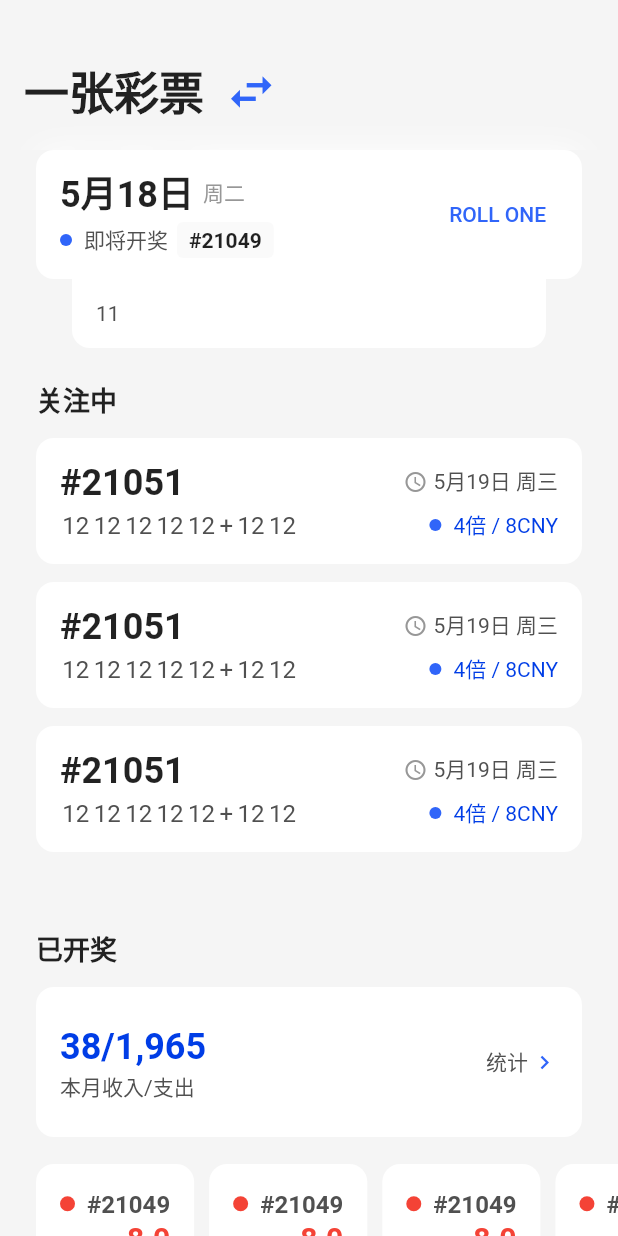
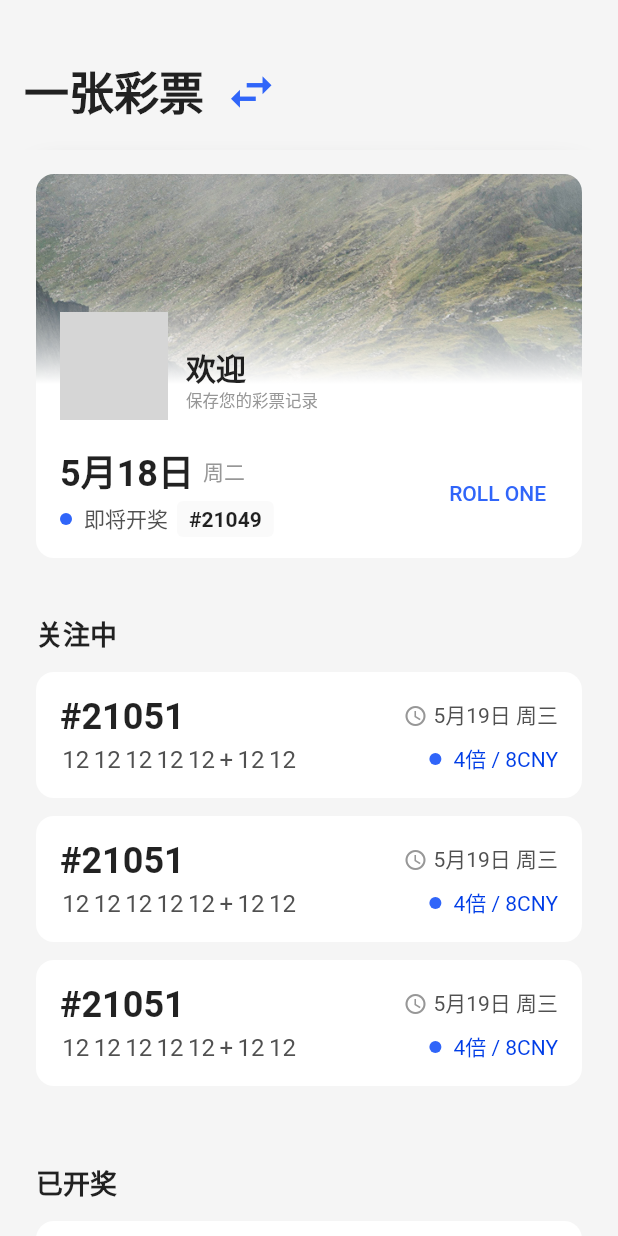
Before and after one commit to ShookLyngs/lyngs-donator, a Flutter app: the screen it shows after launch, on a phone screen of 412 x 824 dp. Run offline on Flutter 3.47's test engine with Material 2 defaults, Android fonts, the phone set to English and light mode, and no system bars; our stand-ins replace flutter_sticky_header, get; grey boxes are pictures that could not be loaded.

Commit message:
update(page/home): update styles.

```diff
--- a/lib/pages/home/today_actions.dart
+++ b/lib/pages/home/today_actions.dart
@@ -4,14 +4,91 @@ import 'widgets/radius_card.dart';
 class TodayActions extends StatelessWidget {
   @override
   Widget build(BuildContext context) {
-    return Padding(
-      padding: const EdgeInsets.symmetric(horizontal: 24),
-      child: Column(
+    return Column(
       children: [
         RadiusCard(
-            outerPadding: const EdgeInsets.all(0),
+          outerPadding: const EdgeInsets.symmetric(
+            horizontal: 24,
+            vertical: 16,
+          ),
+          innerPadding: const EdgeInsets.all(0),
+          child: Column(children: [
+            SizedBox(
+              height: 140,
+              child: Stack(
+                clipBehavior: Clip.none,
+                fit: StackFit.expand,
+                children: [
+                  const Positioned(child: ClipRRect(
+                    borderRadius: BorderRadius.vertical(
+                      top: Radius.circular(12),
+                    ),
+                    child: Image(
+                      fit: BoxFit.cover,
+                      image: AssetImage('assets/home/latest-award.jpg'),
+                    ),
+                  )),
+                  Positioned.fill(
+                    child: Container(
+                      decoration: BoxDecoration(
+                          color: Colors.white,
+                          borderRadius: const BorderRadius.vertical(
+                            top: Radius.circular(12),
+                          ),
+                          gradient: LinearGradient(
+                            begin: FractionalOffset.bottomCenter,
+                            end: FractionalOffset.topCenter,
+                            colors: [
+                              context.theme.cardColor,
+                              context.theme.cardColor.withOpacity(0),
+                            ],
+                            stops: [0, 0.5],
+                          )),
+                    ),
+                  ),
+                  Positioned(
+                    bottom: -24,
+                    left: 16,
                     child: Row(
+                      crossAxisAlignment: CrossAxisAlignment.end,
                       children: [
+                        CircleAvatar(
+                          radius: 36,
+                          backgroundColor: context.theme.highlightColor,
+                          backgroundImage: const AssetImage('assets/common/avatar.jpg'),
+                        ),
+                        const SizedBox(width: 12),
+                        Column(
+                          crossAxisAlignment: CrossAxisAlignment.start,
+                          children: [
+                            Text(
+                              '欢迎',
+                              style: context.textTheme.headline6!.copyWith(
+                                fontWeight: FontWeight.bold,
+                              ),
+                            ),
+                            Text(
+                              '保存您的彩票记录',
+                              style: context.textTheme.caption!.copyWith(
+                                fontSize: 11,
+                              ),
+                            ),
+                            const SizedBox(height: 6),
+                          ],
+                        ),
+                      ],
+                    ),
+                  ),
+                ],
+              ),
+            ),
+            const SizedBox(height: 30),
+            Padding(
+              padding: const EdgeInsets.symmetric(
+                horizontal: 16,
+                vertical: 14,
+              ),
+              child: Row(children: [
                 Column(
                   crossAxisAlignment: CrossAxisAlignment.start,
                   children: [
@@ -19,7 +96,7 @@ class TodayActions extends StatelessWidget {
                       children: [
                         Text(
                           '5月18日',
-                          style: Theme.of(context).textTheme.headline5!.copyWith(
+                          style: context.textTheme.headline5!.copyWith(
                             fontWeight: FontWeight.bold,
                           ),
                         ),
@@ -27,7 +104,7 @@ class TodayActions extends StatelessWidget {
                         Text(
                           '周二',
                           style: TextStyle(
-                            color: Theme.of(context).textTheme.caption!.color,
+                            color: context.textTheme.caption!.color,
                           ),
                         ),
                       ],
@@ -45,14 +122,14 @@ class TodayActions extends StatelessWidget {
                             vertical: 3,
                           ),
                           decoration: BoxDecoration(
-                            color: Theme.of(context).canvasColor,
+                            color: context.theme.canvasColor,
                             borderRadius:
                                 const BorderRadius.all(Radius.circular(4)),
                           ),
                           child: Text(
                             '#21049',
                             style: TextStyle(
-                              color: Theme.of(context).textTheme.bodyText1!.color,
+                              color: context.textTheme.bodyText1!.color,
                               fontWeight: FontWeight.w600,
                             ),
                           ),
@@ -66,20 +143,48 @@ class TodayActions extends StatelessWidget {
                   onPressed: () {},
                   child: const Text('ROLL ONE'),
                 ),
-              ],
+              ]),
             ),
+          ]),
         ),
-          RadiusCard(
-            outerPadding: const EdgeInsets.symmetric(horizontal: 24),
+        /*RadiusCard(
+          color: context.theme.canvasColor,
+          outerPadding: const EdgeInsets.symmetric(horizontal: 16),
           outerBorderRadius: const BorderRadius.vertical(
             bottom: Radius.circular(12),
           ),
           child: Row(children: [
-              const Text('11'),
-            ]),
+            CircleAvatar(
+              radius: 16,
+              backgroundColor: context.theme.highlightColor,
+              backgroundImage: const AssetImage('assets/common/avatar.jpg'),
+            ),
+            const SizedBox(width: 6),
+            Column(
+              crossAxisAlignment: CrossAxisAlignment.start,
+              children: [
+                Text(
+                  '登录',
+                  style: context.textTheme.bodyText1,
+                ),
+                Text(
+                  '保存您的彩票记录',
+                  style: context.textTheme.caption!.copyWith(
+                    fontSize: 11,
+                  ),
                 ),
               ],
             ),
+            const Spacer(),
+            ElevatedButton(
+                onPressed: () {},
+                child: Icon(
+                  Icons.chevron_right,
+                  color: context.theme.backgroundColor,
+                )),
+          ]),
+        ),*/
+      ],
     );
   }
 }
```
Lines whose indentation alone changed are shown as unchanged.
